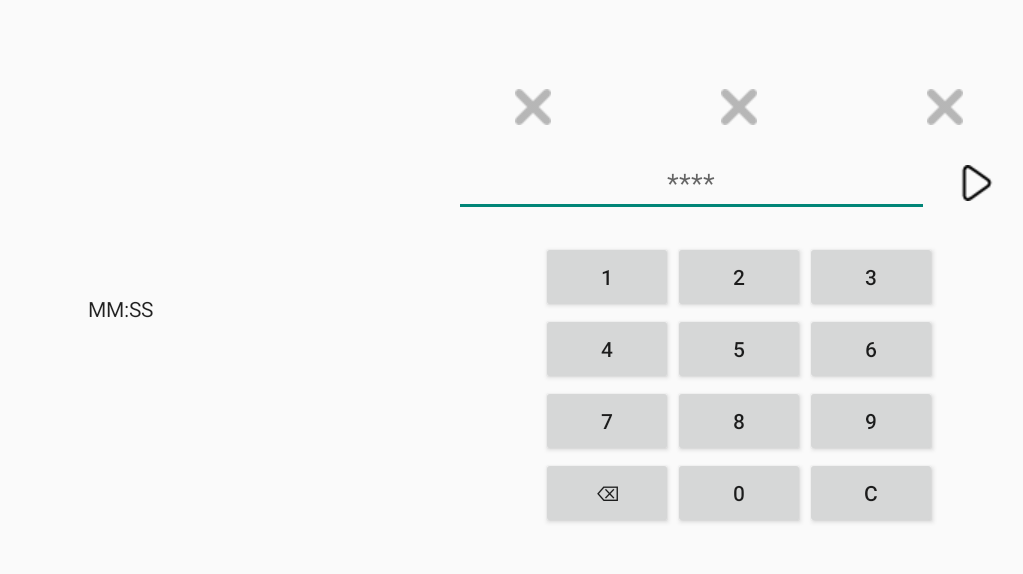
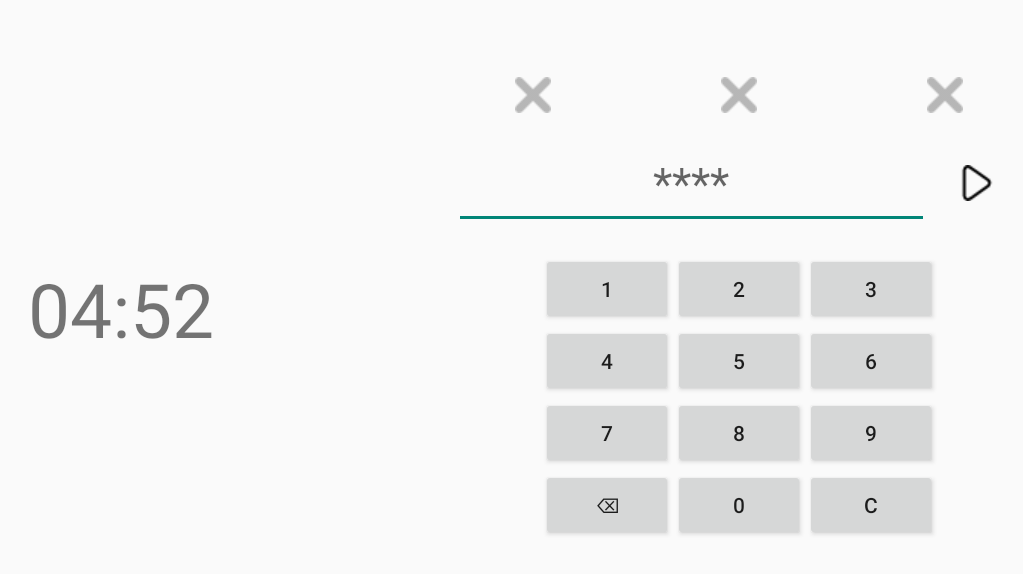
Before and after one commit to viniciusbandeira/Bomba, an Android app: the screen it shows after launch (DefuseActivity), on a phone screen of 824 x 412 dp (held sideways). Shown: the top 574 px of the screen, without its empty margins (188-1211 px from the left). Run offline under Robolectric (Android 15) with nearby library versions, the phone set to English and light mode, and no system bars.

Commit message:
Atualizando layout da DefuseActivity e refatorando o código

```diff
--- a/app/src/main/java/bandeira/bomba/DefuseActivity.java
+++ b/app/src/main/java/bandeira/bomba/DefuseActivity.java
@@ -1,13 +1,131 @@
 package bandeira.bomba;
 
+import android.os.Bundle;
+import android.os.CountDownTimer;
 import android.support.v7.app.AppCompatActivity;
-import android.os.Bundle;
+import android.view.View;
+import android.widget.Button;
+import android.widget.EditText;
+import android.widget.GridLayout;
+import android.widget.ImageButton;
+import android.widget.ImageView;
+import android.widget.TextView;
+import android.widget.Toast;
+
+import java.util.ArrayList;
+import java.util.Locale;
+import java.util.concurrent.TimeUnit;
 
 public class DefuseActivity extends AppCompatActivity {
+
+    @SuppressWarnings("FieldCanBeLocal")
+    private final long FIVE_MINUTES = 300000;
+    @SuppressWarnings("FieldCanBeLocal")
+    private final long ONE_SECOND = 1000;
+    @SuppressWarnings("FieldCanBeLocal")
+    private final int MAX_ATTEMPTS = 3;
+    private final String FORMAT = "%02d:%02d";
+
+    private String passsword;
+    private int wrongGuesses;
+    private ArrayList<ImageView> guessesCounter;
+
+    private TextView timeTV;
+    private ImageView firstMissIV;
+    private ImageView secondMissTV;
+    private ImageView thirdMissTV;
+    private EditText passwordET;
+    private ImageButton checkPasswordB;
+    private GridLayout keyboardGL;
 
     @Override
     protected void onCreate(Bundle savedInstanceState) {
         super.onCreate(savedInstanceState);
         setContentView(R.layout.activity_defuse);
+
+        passsword = "1234";
+        wrongGuesses = 0;
+
+        getViews();
+        createKeyboard();
+        configureViews();
+
+        guessesCounter = new ArrayList<>();
+        guessesCounter.add(firstMissIV);
+        guessesCounter.add(secondMissTV);
+        guessesCounter.add(thirdMissTV);
+
+        new CountDownTimer(FIVE_MINUTES, ONE_SECOND) {
+            @Override
+            public void onTick(long l) {
+                String time = String.format(Locale.getDefault(),
+                        FORMAT,
+                        TimeUnit.MILLISECONDS.toMinutes(l),
+                        TimeUnit.MILLISECONDS.toSeconds(l) - TimeUnit.MINUTES.toSeconds(TimeUnit.MILLISECONDS.toMinutes(l)));
+
+                timeTV.setText(time);
+            }
+
+            @Override
+            public void onFinish() {
+                Toast.makeText(DefuseActivity.this, "Xablau!! Você morreu! :(", Toast.LENGTH_SHORT).show();
+            }
+        }.start();
+    }
+
+    private void getViews() {
+        timeTV = (TextView) findViewById(R.id.time_tv);
+        firstMissIV = (ImageView) findViewById(R.id.first_miss_iv);
+        secondMissTV = (ImageView) findViewById(R.id.second_miss_iv);
+        thirdMissTV = (ImageView) findViewById(R.id.third_miss_iv);
+        passwordET = (EditText) findViewById(R.id.password_et);
+        checkPasswordB = (ImageButton) findViewById(R.id.check_b);
+        keyboardGL = (GridLayout) findViewById(R.id.keyboard_gl);
+    }
+
+    private void createKeyboard() {
+        String[] buttonsText = getResources().getStringArray(R.array.keyboard);
+
+        for (final String buttonText : buttonsText) {
+            Button button = new Button(DefuseActivity.this);
+            button.setText(buttonText);
+            button.setOnClickListener(new View.OnClickListener() {
+                @Override
+                public void onClick(View view) {
+                    Toast.makeText(DefuseActivity.this, buttonText, Toast.LENGTH_SHORT).show();
+                }
+            });
+
+            keyboardGL.addView(button);
+        }
+    }
+
+    private void configureViews() {
+        checkPasswordB.setOnClickListener(new View.OnClickListener() {
+            @Override
+            public void onClick(View view) {
+                checkPassword();
+            }
+        });
+    }
+
+    private void checkPassword() {
+        if (passwordET.getText().toString().equals(passsword)) {
+            Toast.makeText(DefuseActivity.this, "Parabéns! Você acertou", Toast.LENGTH_SHORT).show();
+        } else {
+            wrongGuesses++;
+            displayWrongGuesses(wrongGuesses);
+
+            if (wrongGuesses == MAX_ATTEMPTS) {
+                checkPasswordB.setEnabled(false);
+                Toast.makeText(DefuseActivity.this, "Você Perdeu", Toast.LENGTH_SHORT).show();
+            }
+        }
+    }
+
+    private void displayWrongGuesses(int guesses) {
+        for (int i = 0; i < guesses; i++) {
+            guessesCounter.get(i).setImageResource(R.drawable.wrong_guess);
+        }
     }
 }
--- a/app/src/main/res/layout/activity_defuse.xml
+++ b/app/src/main/res/layout/activity_defuse.xml
@@ -12,11 +12,19 @@
         android:layout_height="match_parent"
         android:layout_weight="1">
 
-        <Chronometer
+        <!--<Chronometer-->
+        <!--android:id="@+id/timer"-->
+        <!--android:layout_width="wrap_content"-->
+        <!--android:layout_height="wrap_content"-->
+        <!--android:layout_gravity="center"-->
+        <!--android:textSize="50sp" />-->
+        <TextView
+            android:id="@+id/time_tv"
             android:layout_width="wrap_content"
             android:layout_height="wrap_content"
             android:layout_gravity="center"
-            android:format="MM:SS" />
+            android:textSize="50sp"
+            tools:text="@string/time" />
     </FrameLayout>
 
     <LinearLayout
@@ -31,7 +39,7 @@
             android:layout_height="wrap_content"
             android:orientation="horizontal">
 
-            <ImageButton
+            <ImageView
                 android:id="@+id/first_miss_iv"
                 android:layout_width="0dp"
                 android:layout_height="wrap_content"
@@ -40,7 +48,7 @@
                 android:contentDescription="@string/attempts"
                 android:src="@drawable/guess" />
 
-            <ImageButton
+            <ImageView
                 android:id="@+id/second_miss_iv"
                 android:layout_width="0dp"
                 android:layout_height="wrap_content"
@@ -49,7 +57,7 @@
                 android:contentDescription="@string/attempts"
                 android:src="@drawable/guess" />
 
-            <ImageButton
+            <ImageView
                 android:id="@+id/third_miss_iv"
                 android:layout_width="0dp"
                 android:layout_height="wrap_content"
@@ -66,88 +74,32 @@
             android:padding="16dp">
 
             <EditText
+                android:id="@+id/password_et"
                 android:layout_width="0dp"
                 android:layout_height="wrap_content"
                 android:layout_weight="5"
                 android:gravity="center"
-                android:hint="@string/password_mask" />
+                android:hint="@string/password_mask"
+                android:maxLength="4"
+                android:textSize="30sp" />
 
             <ImageButton
+                android:id="@+id/check_b"
                 android:layout_width="0dp"
                 android:layout_height="wrap_content"
                 android:layout_gravity="center"
                 android:layout_weight="1"
+                android:background="@android:color/transparent"
                 android:contentDescription="@string/check_password"
-                android:background="@android:color/transparent"
                 android:src="@drawable/play" />
         </LinearLayout>
 
         <GridLayout
+            android:id="@+id/keyboard_gl"
             android:layout_width="wrap_content"
             android:layout_height="wrap_content"
             android:layout_gravity="center"
             android:alignmentMode="alignBounds"
-            android:columnCount="3">
-
-            <Button
-                android:layout_width="wrap_content"
-                android:layout_height="wrap_content"
-                android:text="@string/one" />
-
-            <Button
-                android:layout_width="wrap_content"
-                android:layout_height="wrap_content"
-                android:text="@string/two" />
-
-            <Button
-                android:layout_width="wrap_content"
-                android:layout_height="wrap_content"
-                android:text="@string/three" />
-
-            <Button
-                android:layout_width="wrap_content"
-                android:layout_height="wrap_content"
-                android:text="@string/four" />
-
-            <Button
-                android:layout_width="wrap_content"
-                android:layout_height="wrap_content"
-                android:text="@string/five" />
-
-            <Button
-                android:layout_width="wrap_content"
-                android:layout_height="wrap_content"
-                android:text="@string/six" />
-
-            <Button
-                android:layout_width="wrap_content"
-                android:layout_height="wrap_content"
-                android:text="@string/seven" />
-
-            <Button
-                android:layout_width="wrap_content"
-                android:layout_height="wrap_content"
-                android:text="@string/eight" />
-
-            <Button
-                android:layout_width="wrap_content"
-                android:layout_height="wrap_content"
-                android:text="@string/nine" />
-
-            <Button
-                android:layout_width="wrap_content"
-                android:layout_height="wrap_content"
-                android:text="@string/erase" />
-
-            <Button
-                android:layout_width="wrap_content"
-                android:layout_height="wrap_content"
-                android:text="@string/zero" />
-
-            <Button
-                android:layout_width="wrap_content"
-                android:layout_height="wrap_content"
-                android:text="@string/clear" />
-        </GridLayout>
+            android:columnCount="3" />
     </LinearLayout>
 </LinearLayout>
```
